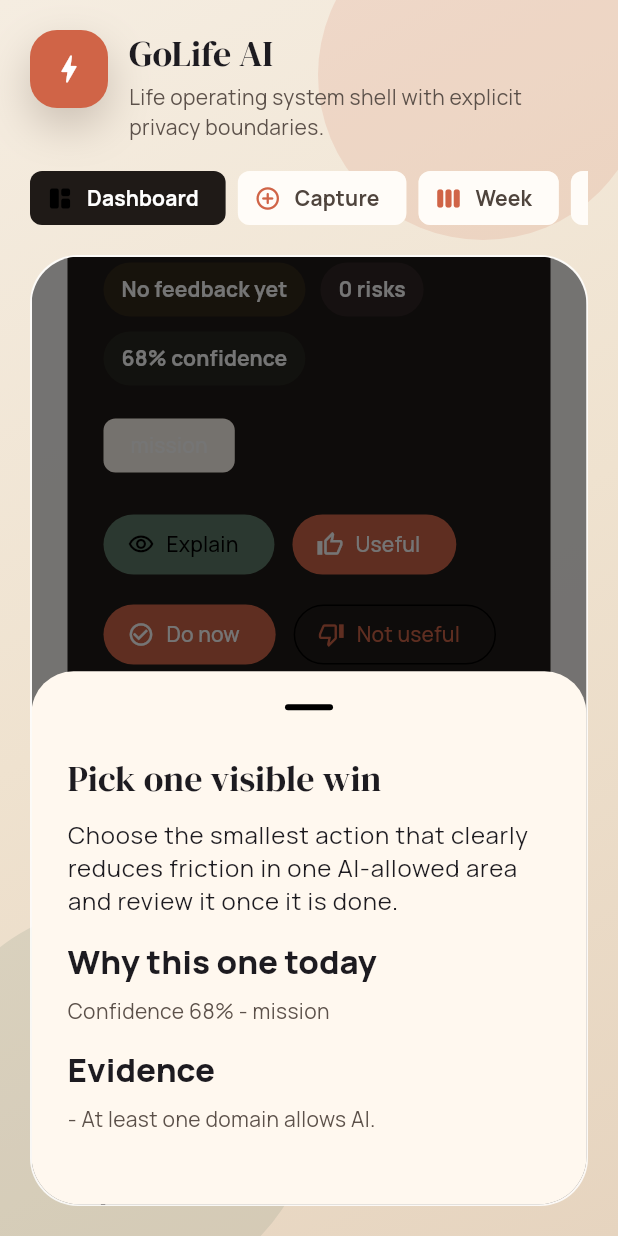
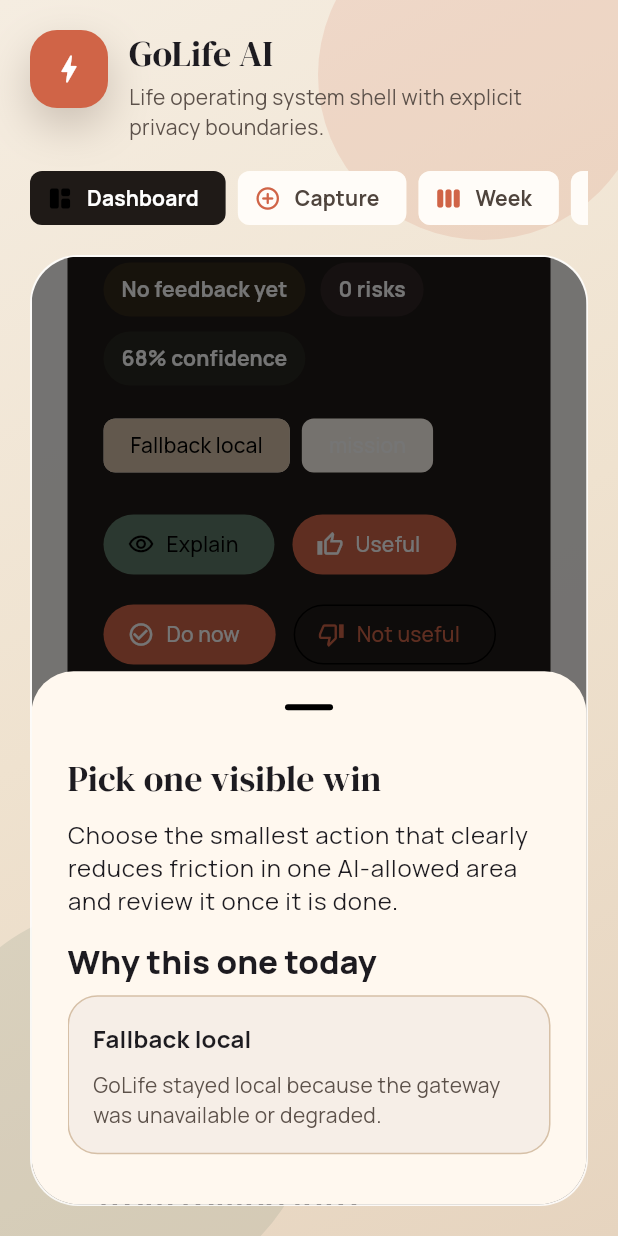
Before and after one commit to BIMAIBlendgineer/golife-ai, a Flutter app: the screen it shows after launch, scrolled down 576 dp, after a tap on "Explain", on a phone screen of 412 x 824 dp. Run offline on Flutter 3.47's test engine with Material 3 defaults, Android fonts, the phone set to English and light mode, and no system bars; our stand-ins replace flutter_secure_storage, go_router, google_fonts, shared_preferences, sqflite; missing offline and left inert: encrypt; accounts and stored records are empty; network calls fail.

Commit message:
Add privacy disclosure surfaces and configurable crisis resources

```diff
--- a/apps/mobile_flutter/lib/features/app_state/golife_controller.dart
+++ b/apps/mobile_flutter/lib/features/app_state/golife_controller.dart
@@ -144,6 +144,29 @@
   List<RecipeRescue> get recipeRescues =>
       List<RecipeRescue>.unmodifiable(_recipeRescues);
   bool get sensitiveLocalEncryptionEnabled => _sensitiveLocalEncryptionEnabled;
+  List<String> get encryptedCollectionLabels => const <String>[
+        'Finance records',
+        'Journal entries',
+        'Quick notes',
+      ];
+  List<String> get alwaysLocalCollectionLabels => const <String>[
+        'Privacy settings',
+        'Journal entries',
+        'Quick notes',
+        'Runtime config cache',
+        'Device encryption key',
+      ];
+  List<String> get aiSendableCollectionLabels {
+    final labels = _privacySettings.aiAllowedDomains
+        .where((domain) => domain != DomainKey.copilot)
+        .map((domain) => domain.label)
+        .toList(growable: false);
+    if (labels.isEmpty) {
+      return const <String>['Nothing is AI-enabled right now'];
+    }
+    return labels;
+  }
+
   int get totalEventCount => lifeEvents.length;
   int get aiEligibleEventCount => lifeEvents.where(_eventEligibleForAi).length;
   List<LifeEvent> get aiEligibleEvents => List<LifeEvent>.unmodifiable(
@@ -954,6 +977,28 @@
     return lines.take(6).toList(growable: false);
   }
 
+  String missionDeliveryLabel(DailyMission mission) {
+    final trace = mission.trace;
+    if (trace['remote'] == true) {
+      return 'AI-assisted';
+    }
+    if (_missionUsedLocalFallback(mission)) {
+      return 'Fallback local';
+    }
+    return 'Local';
+  }
+
+  String missionDeliverySummary(DailyMission mission) {
+    final trace = mission.trace;
+    if (trace['remote'] == true) {
+      return 'GoLife used AI for this mission after local privacy filtering.';
+    }
+    if (_missionUsedLocalFallback(mission)) {
+      return 'GoLife stayed local because the gateway was unavailable or degraded.';
+    }
+    return 'GoLife kept this mission local on the device.';
+  }
+
   List<String> dataSentToAiPreview({int limit = 6}) {
     return aiEligibleEvents
         .take(limit)
@@ -961,8 +1006,40 @@
         .toList(growable: false);
   }
 
+  List<String> dataSentToAiForMission(
+    DailyMission mission, {
+    int limit = 6,
+  }) {
+    if (mission.trace['remote'] != true) {
+      return const <String>[];
+    }
+    final domains = mission.domainTargets.toSet();
+    final matching = aiEligibleEvents.where((event) {
+      return domains.isEmpty || domains.contains(event.domain);
+    });
+    final selected = (matching.isNotEmpty ? matching : aiEligibleEvents)
+        .take(limit)
+        .map((event) => '${event.domain}: ${event.summary}')
+        .toList(growable: false);
+    return selected;
+  }
+
   List<String> dataBlockedFromAiPreview({int limit = 6}) {
     return blockedFromAiEvents
+        .take(limit)
+        .map((event) => '${event.domain}: ${event.summary}')
+        .toList(growable: false);
+  }
+
+  List<String> dataBlockedForMission(
+    DailyMission mission, {
+    int limit = 6,
+  }) {
+    final domains = mission.domainTargets.toSet();
+    final matching = blockedFromAiEvents.where((event) {
+      return domains.isEmpty || domains.contains(event.domain);
+    });
+    return matching
         .take(limit)
         .map((event) => '${event.domain}: ${event.summary}')
         .toList(growable: false);
@@ -1081,6 +1158,14 @@
         event.privacyLevel == DataPermission.aiAllowed.storageKey;
   }
 
+  bool _missionUsedLocalFallback(DailyMission mission) {
+    final trace = mission.trace;
+    final reason = (trace['fallbackReason'] ?? '').toString();
+    return trace['clientFallback'] == true ||
+        trace['mock'] == true ||
+        reason.isNotEmpty;
+  }
+
   List<DailyRisk> _extractDailyRisksFromMission(DailyMission? mission) {
     if (mission == null) {
       return const <DailyRisk>[];
--- a/apps/mobile_flutter/lib/features/dashboard/dashboard_screen.dart
+++ b/apps/mobile_flutter/lib/features/dashboard/dashboard_screen.dart
@@ -20,6 +20,9 @@
         : const <DailyMission>[];
     final risks = controller.dailyRisks;
     final gatewayStatusMessage = controller.gatewayStatusMessage;
+    final disclosureSummary = primaryMission == null
+        ? 'GoLife keeps data local until a mission is ready.'
+        : controller.missionDeliverySummary(primaryMission);
     final width = MediaQuery.sizeOf(context).width;
     final crossAxisCount = width >= 1080 ? 2 : 1;
     final theme = Theme.of(context);
@@ -135,6 +138,12 @@
                     spacing: 8,
                     runSpacing: 8,
                     children: [
+                      Chip(
+                        label: Text(
+                          controller.missionDeliveryLabel(primaryMission),
+                        ),
+                        backgroundColor: const Color(0xFFD6C0A7),
+                      ),
                       for (final domain in primaryMission.domainTargets)
                         Chip(
                           label: Text(domain),
@@ -202,7 +211,7 @@
                 ),
                 const SizedBox(height: 8),
                 Text(
-                  'Sent now: ${controller.aiEligibleEventCount} local events. Blocked locally: ${controller.totalEventCount - controller.aiEligibleEventCount}.',
+                  '$disclosureSummary Sent now: ${controller.aiEligibleEventCount} local events. Blocked locally: ${controller.totalEventCount - controller.aiEligibleEventCount}.',
                   style: theme.textTheme.bodyMedium?.copyWith(
                     color: const Color(0xFFF2E5D2),
                   ),
@@ -238,6 +247,7 @@
                 padding: const EdgeInsets.only(bottom: 12),
                 child: _MissionSupportCard(
                   mission: mission,
+                  sourceLabel: controller.missionDeliveryLabel(mission),
                   onExplain: () => _showExplanationSheet(context, mission),
                   onAccept: () => controller.acceptMission(mission),
                   onComplete: () async {
@@ -316,6 +326,11 @@
                   style: theme.textTheme.titleLarge,
                 ),
                 const SizedBox(height: 8),
+                _DisclosurePanel(
+                  title: controller.missionDeliveryLabel(mission),
+                  body: controller.missionDeliverySummary(mission),
+                ),
+                const SizedBox(height: 16),
                 Text(
                   'Confidence ${(mission.confidence * 100).round()}% - ${mission.recommendationType}',
                   style: theme.textTheme.bodyMedium,
@@ -340,19 +355,34 @@
                 const SizedBox(height: 16),
                 Text('Data sent to AI', style: theme.textTheme.titleLarge),
                 const SizedBox(height: 8),
-                for (final item in controller.dataSentToAiPreview())
-                  Padding(
-                    padding: const EdgeInsets.only(bottom: 8),
-                    child: Text('- $item', style: theme.textTheme.bodyMedium),
-                  ),
+                _DisclosureList(
+                  items: controller.dataSentToAiForMission(mission),
+                  emptyLabel:
+                      'Nothing was sent for this mission. GoLife stayed local for this step.',
+                ),
                 const SizedBox(height: 16),
                 Text('Blocked from AI', style: theme.textTheme.titleLarge),
                 const SizedBox(height: 8),
-                for (final item in controller.dataBlockedFromAiPreview())
-                  Padding(
-                    padding: const EdgeInsets.only(bottom: 8),
-                    child: Text('- $item', style: theme.textTheme.bodyMedium),
-                  ),
+                _DisclosureList(
+                  items: controller.dataBlockedForMission(mission),
+                  emptyLabel:
+                      'No mission-specific items were blocked from AI for this step.',
+                ),
+                const SizedBox(height: 16),
+                Text('Always local on this device',
+                    style: theme.textTheme.titleLarge),
+                const SizedBox(height: 8),
+                _DisclosureList(
+                  items: controller.alwaysLocalCollectionLabels,
+                  emptyLabel: 'No always-local collections configured.',
+                ),
+                const SizedBox(height: 16),
+                Text('Encrypted locally', style: theme.textTheme.titleLarge),
+                const SizedBox(height: 8),
+                _DisclosureList(
+                  items: controller.encryptedCollectionLabels,
+                  emptyLabel: 'No encrypted collections configured.',
+                ),
                 const SizedBox(height: 16),
                 Text('Uncertainty', style: theme.textTheme.titleLarge),
                 const SizedBox(height: 8),
@@ -441,12 +471,14 @@
 class _MissionSupportCard extends StatelessWidget {
   const _MissionSupportCard({
     required this.mission,
+    required this.sourceLabel,
     required this.onExplain,
     required this.onAccept,
     required this.onComplete,
   });
 
   final DailyMission mission;
+  final String sourceLabel;
   final VoidCallback onExplain;
   final Future<void> Function() onAccept;
   final Future<void> Function() onComplete;
@@ -472,6 +504,7 @@
             spacing: 8,
             runSpacing: 8,
             children: [
+              Chip(label: Text(sourceLabel)),
               for (final domain in mission.domainTargets)
                 Chip(label: Text(domain)),
               Chip(
@@ -511,6 +544,65 @@
   }
 }
 
+class _DisclosurePanel extends StatelessWidget {
+  const _DisclosurePanel({
+    required this.title,
+    required this.body,
+  });
+
+  final String title;
+  final String body;
+
+  @override
+  Widget build(BuildContext context) {
+    return Container(
+      width: double.infinity,
+      padding: const EdgeInsets.all(16),
+      decoration: BoxDecoration(
+        color: const Color(0xFFF6EEE7),
+        borderRadius: BorderRadius.circular(20),
+        border: Border.all(color: const Color(0xFFD6C0A7)),
+      ),
+      child: Column(
+        crossAxisAlignment: CrossAxisAlignment.start,
+        children: [
+          Text(title, style: Theme.of(context).textTheme.titleMedium),
+          const SizedBox(height: 8),
+          Text(body, style: Theme.of(context).textTheme.bodyMedium),
+        ],
+      ),
+    );
+  }
+}
+
+class _DisclosureList extends StatelessWidget {
+  const _DisclosureList({
+    required this.items,
+    required this.emptyLabel,
+  });
+
+  final List<String> items;
+  final String emptyLabel;
+
+  @override
+  Widget build(BuildContext context) {
+    if (items.isEmpty) {
+      return Text(emptyLabel, style: Theme.of(context).textTheme.bodyMedium);
+    }
+    return Column(
+      crossAxisAlignment: CrossAxisAlignment.start,
+      children: [
+        for (final item in items)
+          Padding(
+            padding: const EdgeInsets.only(bottom: 8),
+            child:
+                Text('- $item', style: Theme.of(context).textTheme.bodyMedium),
+          ),
+      ],
+    );
+  }
+}
+
 class _MetaPill extends StatelessWidget {
   const _MetaPill({
     required this.label,
```
Also changed, not shown: apps/mobile_flutter/lib/features/settings/privacy_screen.dart (+67 -0 lines), 7 other files.
